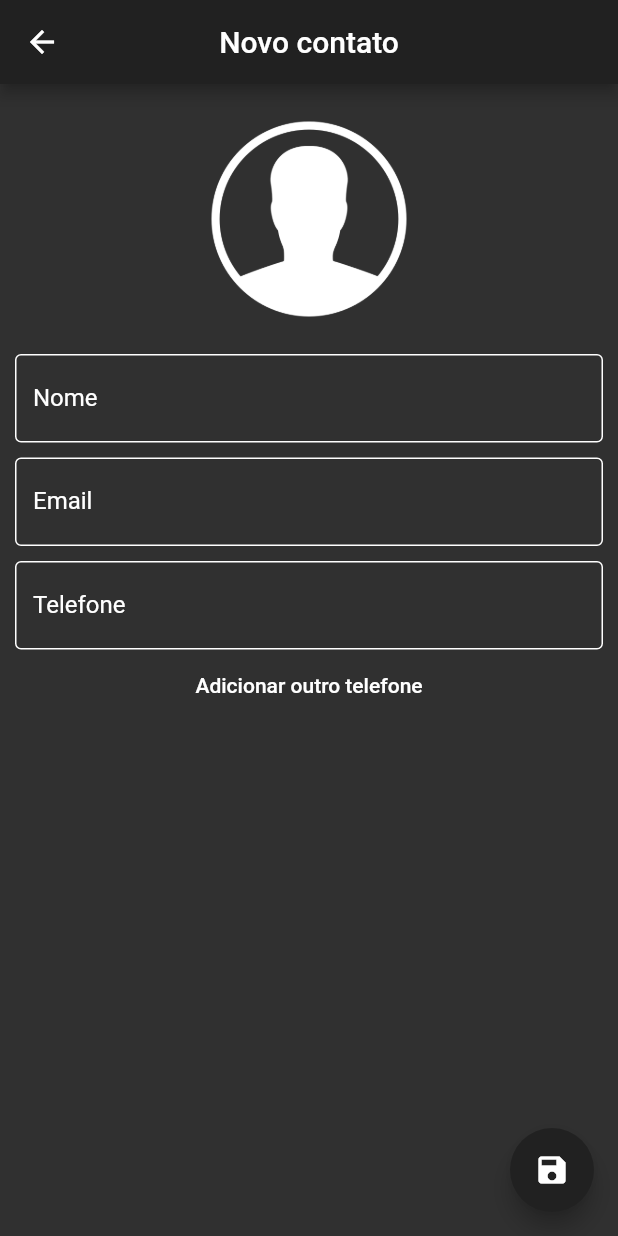
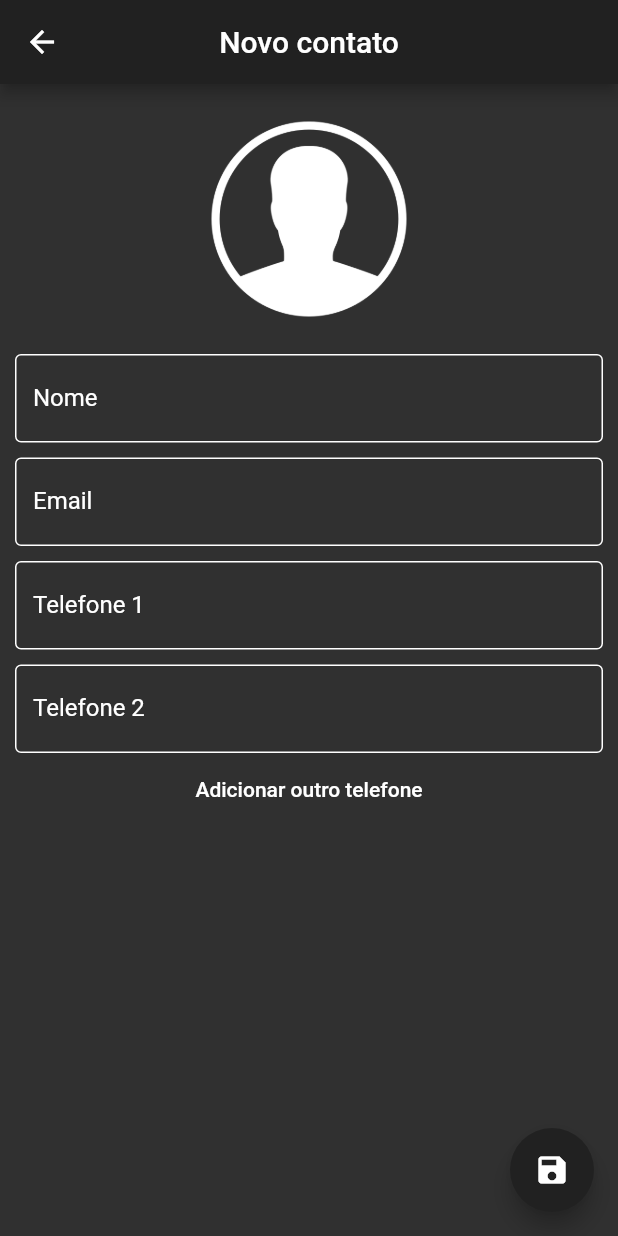
Before and after one commit to caducastanha/agenda-mvc, a Flutter app: the ContactPage screen opened directly, after a tap on "Adicionar outro telefone", on a phone screen of 412 x 824 dp. Run offline on Flutter 3.47's test engine with Material 2 defaults, Android fonts, the phone set to English and light mode, and no system bars; our stand-ins replace image_picker, sqflite; accounts and stored records are empty; statements that could not run were skipped.

Commit message:
adiciona helper do phone

```diff
--- a/lib/views/contact_page.dart
+++ b/lib/views/contact_page.dart
@@ -15,7 +15,9 @@ class ContactPage extends StatefulWidget {
 
 class _ContactPageState extends State<ContactPage> {
   bool _userEdited = false;
-
+  List phones = [
+    {_phoneController: TextEditingController()}
+  ];
   Contact _editedContact;
 
   final _nameController = TextEditingController();
@@ -89,7 +91,8 @@ class _ContactPageState extends State<ContactPage> {
               focusNode: _nameFocus),
           buildTextField("Email", _editedContact.setEmail, _emailController,
               textInputType: TextInputType.emailAddress),
-          buildTextField("Telefone", _editedContact.setPhone, _phoneController,
+          ...buildTextFieldList(
+              "Telefone", _editedContact.setPhone, _phoneController,
               textInputType: TextInputType.phone),
           TextButton(
               style: ButtonStyle(
@@ -105,7 +108,11 @@ class _ContactPageState extends State<ContactPage> {
                   },
                 ),
               ),
-              onPressed: () {},
+              onPressed: () {
+                setState(() {
+                  phones = [...phones, 1];
+                });
+              },
               child: Text('Adicionar outro telefone'))
         ],
       ),
@@ -172,6 +179,96 @@ class _ContactPageState extends State<ContactPage> {
         keyboardType: textInputType,
       ),
     );
+  }
+
+  List buildTextFieldList(
+      String label, Function function, TextEditingController _controller,
+      {TextInputType textInputType, FocusNode focusNode}) {
+    List results = [];
+    if (phones.length > 0) {
+      phones.forEach((e) => results = [
+            ...results,
+            Padding(
+              padding: EdgeInsets.fromLTRB(0, 10, 0, 0),
+              child: TextField(
+                controller: _controller,
+                focusNode: focusNode,
+                decoration: InputDecoration(
+                  labelText: '$label ${results.length + 1}',
+                  labelStyle: TextStyle(
+                    color: Colors.white,
+                    fontSize: 16,
+                  ),
+                  enabledBorder: OutlineInputBorder(
+                    borderSide: BorderSide(
+                      color: Colors.white,
+                    ),
+                  ),
+                  focusedBorder: OutlineInputBorder(
+                    borderSide: BorderSide(
+                      color: Colors.white,
+                    ),
+                  ),
+                ),
+                style: TextStyle(
+                  color: Colors.white,
+                  fontSize: 16,
+                ),
+                onChanged: (text) {
+                  _userEdited = true;
+                  setState(
+                    () {
+                      function(text);
+                    },
+                  );
+                },
+                keyboardType: textInputType,
+              ),
+            )
+          ]);
+
+      return results;
+    } else {
+      return [
+        Padding(
+          padding: EdgeInsets.fromLTRB(0, 10, 0, 0),
+          child: TextField(
+            controller: _controller,
+            focusNode: focusNode,
+            decoration: InputDecoration(
+              labelText: label,
+              labelStyle: TextStyle(
+                color: Colors.white,
+                fontSize: 16,
+              ),
+              enabledBorder: OutlineInputBorder(
+                borderSide: BorderSide(
+                  color: Colors.white,
+                ),
+              ),
+              focusedBorder: OutlineInputBorder(
+                borderSide: BorderSide(
+                  color: Colors.white,
+                ),
+              ),
+            ),
+            style: TextStyle(
+              color: Colors.white,
+              fontSize: 16,
+            ),
+            onChanged: (text) {
+              _userEdited = true;
+              setState(
+                () {
+                  function(text);
+                },
+              );
+            },
+            keyboardType: textInputType,
+          ),
+        )
+      ];
+    }
   }
 
   Future<bool> _requestPop() {
```
Also changed, not shown: lib/models/contact_helper.dart (+3 -8 lines), lib/models/phone_helper.dart (added, +125 -0 lines).
